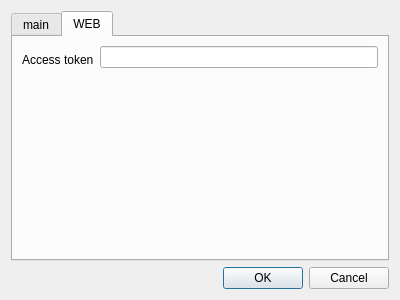
Qt form src/settingsdialog.ui (sb0y/QScreenShotter) before a commit.
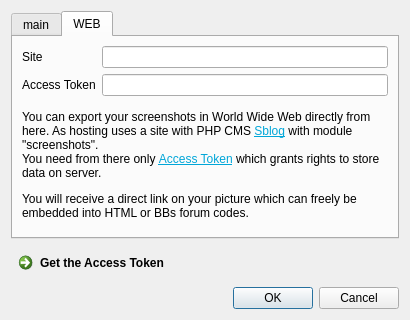
The same form after that commit. Custom widgets are drawn as their Qt base class.

What changed in the file:
```diff
--- a/src/settingsdialog.ui
+++ b/src/settingsdialog.ui
@@ -6,21 +6,14 @@
    <rect>
     <x>0</x>
     <y>0</y>
-    <width>400</width>
-    <height>300</height>
+    <width>410</width>
+    <height>320</height>
    </rect>
   </property>
   <property name="windowTitle">
    <string>Dialog</string>
   </property>
   <layout class="QGridLayout" name="gridLayout">
-   <item row="1" column="0">
-    <widget class="QDialogButtonBox" name="buttonBox">
-     <property name="standardButtons">
-      <set>QDialogButtonBox::Cancel|QDialogButtonBox::Ok</set>
-     </property>
-    </widget>
-   </item>
    <item row="0" column="0">
     <layout class="QVBoxLayout" name="verticalLayout">
      <item>
@@ -41,19 +34,16 @@
          <item row="0" column="0">
           <layout class="QGridLayout" name="gridLayout_3">
            <item row="1" column="1">
-            <spacer name="verticalSpacer">
-             <property name="orientation">
-              <enum>Qt::Vertical</enum>
+            <widget class="QLineEditFocus" name="lineToken"/>
+           </item>
+           <item row="0" column="1">
+            <widget class="QLineEdit" name="lineSite">
+             <property name="text">
+              <string/>
              </property>
-             <property name="sizeHint" stdset="0">
-              <size>
-               <width>20</width>
-               <height>40</height>
-              </size>
-             </property>
-            </spacer>
+            </widget>
            </item>
-           <item row="0" column="0">
+           <item row="1" column="0">
             <widget class="QLabel" name="label">
              <property name="sizePolicy">
               <sizepolicy hsizetype="Preferred" vsizetype="Maximum">
@@ -61,33 +51,68 @@
                <verstretch>0</verstretch>
               </sizepolicy>
              </property>
-             <property name="minimumSize">
-              <size>
-               <width>0</width>
-               <height>20</height>
-              </size>
-             </property>
              <property name="text">
-              <string>Access token</string>
+              <string>Access Token</string>
              </property>
              <property name="alignment">
               <set>Qt::AlignBottom|Qt::AlignLeading|Qt::AlignLeft</set>
              </property>
             </widget>
            </item>
-           <item row="0" column="1">
-            <widget class="QLineEdit" name="lineEdit"/>
+           <item row="0" column="0">
+            <widget class="QLabel" name="label_2">
+             <property name="text">
+              <string>Site</string>
+             </property>
+            </widget>
            </item>
           </layout>
          </item>
+         <item row="1" column="0">
+          <widget class="QLabel" name="label_3">
+           <property name="text">
+            <string>&lt;html&gt;&lt;head/&gt;&lt;body&gt;&lt;p&gt;You can export your screenshots in World Wide Web directly from here. As hosting uses a site with PHP CMS &lt;a href=&quot;https://github.com/sb0y/sblog&quot;&gt;&lt;span style=&quot; text-decoration: underline; color:#01a6d8;&quot;&gt;Sblog&lt;/span&gt;&lt;/a&gt; with module &amp;quot;screenshots&amp;quot;. &lt;br/&gt;You need from there only &lt;a name=&quot;accessToken&quot;/&gt;&lt;a href=&quot;http://bagrintsev.me/screenshot/token&quot;&gt;&lt;span style=&quot; text-decoration: underline; color:#01a6d8;&quot;&gt;A&lt;/span&gt;&lt;/a&gt;&lt;span style=&quot; text-decoration: underline; color:#01a6d8;&quot;&gt;ccess Token&lt;/span&gt; which grants rights to store data on server.&lt;/p&gt;&lt;p&gt;You will receive a direct link on your picture which can freely be embedded into HTML or BBs forum codes.&lt;/p&gt;&lt;/body&gt;&lt;/html&gt;</string>
+           </property>
+           <property name="wordWrap">
+            <bool>true</bool>
+           </property>
+          </widget>
+         </item>
         </layout>
        </widget>
       </widget>
      </item>
     </layout>
    </item>
+   <item row="2" column="0">
+    <widget class="QDialogButtonBox" name="buttonBox">
+     <property name="standardButtons">
+      <set>QDialogButtonBox::Cancel|QDialogButtonBox::Ok</set>
+     </property>
+    </widget>
+   </item>
+   <item row="1" column="0">
+    <widget class="QCommandLinkButton" name="commandLinkButton">
+     <property name="sizePolicy">
+      <sizepolicy hsizetype="Minimum" vsizetype="Minimum">
+       <horstretch>0</horstretch>
+       <verstretch>0</verstretch>
+      </sizepolicy>
+     </property>
+     <property name="text">
+      <string>Get the Access Token</string>
+     </property>
+    </widget>
+   </item>
   </layout>
  </widget>
+ <customwidgets>
+  <customwidget>
+   <class>QLineEditFocus</class>
+   <extends>QLineEdit</extends>
+   <header>src/qlineeditfocus.h</header>
+  </customwidget>
+ </customwidgets>
  <resources/>
  <connections>
   <connection>
```
